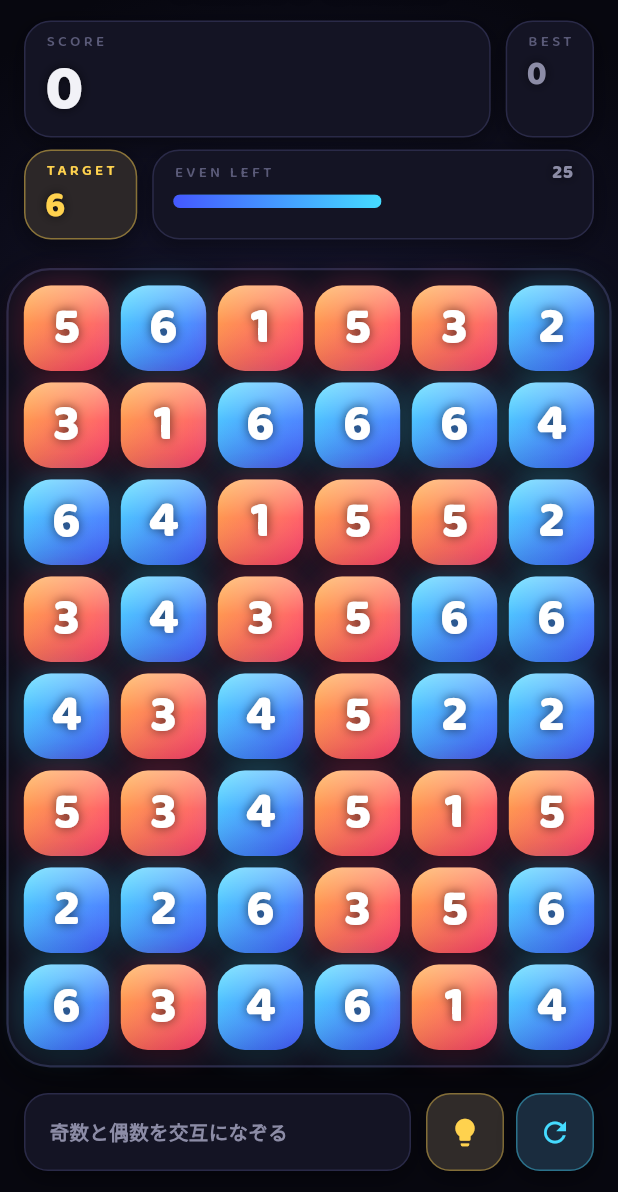
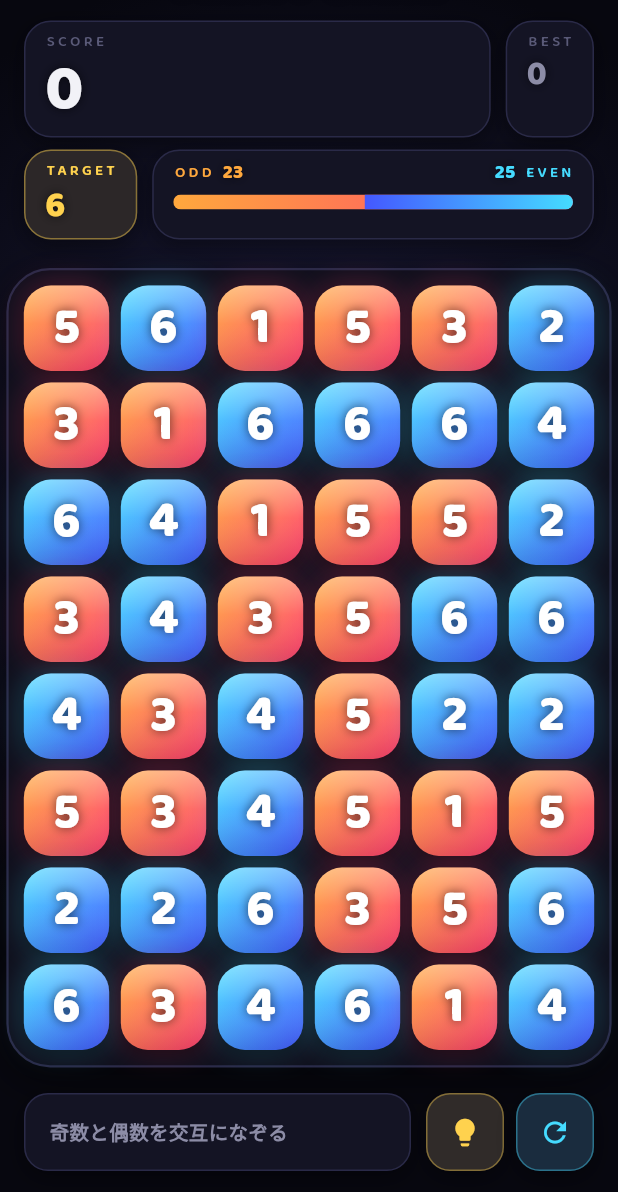
Before and after one commit to yun8686/merge_puzzle, a Flutter app: the screen it shows after launch, on a phone screen of 412 x 824 dp, the part 44-1236 px from its top. Run offline on Flutter 3.47's test engine with Material 3 defaults, Android fonts, the phone set to English and light mode, and no system bars.

Commit message:
偶数の残量表示を、奇数と偶数の比率表示に変える
盤面は常に埋まっているので、奇数と偶数で1本のバーを分け合える。片方が
伸びれば必ずもう片方が縮むため、どちらに傾いているかが一目で分かる。

- 左から奇数（暖色）、右から偶数（寒色）を伸ばし、境目を暗く落として
  切り替わりを立たせた。色はタイルと同じなので、凡例が要らない
- 中央に五分五分の基準線を引いた。傾きを読むための目印
- 両端に枚数を出す。ODD 23 / 25 EVEN の並び
- 偶数が18%を切ると、偶数側と数字が警告色になる（従来と同じ閾値）。
  チェインは必ず偶数を1枚以上使うので、危ないのは常に偶数側

比率を出すために Board.oddCount を足した。

Co-Authored-By: Claude Opus 5 <noreply@anthropic.com>
Claude-Session: https://claude.ai/code/session_01DNuuNZFX76WViboULconem

```diff
--- a/lib/game/board.dart
+++ b/lib/game/board.dart
@@ -320,6 +320,18 @@ class Board {
     return list;
   }
 
+  /// 盤面に残っている奇数タイルの数。偶数との比率を見せるのに使う。
+  int get oddCount {
+    var n = 0;
+    for (var r = 0; r < rows; r++) {
+      for (var c = 0; c < cols; c++) {
+        final t = grid[r][c];
+        if (t != null && t.isOdd) n++;
+      }
+    }
+    return n;
+  }
+
   /// 盤面に残っている偶数タイルの数。これが尽きると詰む。
   int get evenCount {
     var n = 0;
--- a/lib/ui/game_screen.dart
+++ b/lib/ui/game_screen.dart
@@ -69,8 +69,8 @@ class _GameScreenState extends State<GameScreen> {
                         const _TitleBar(),
                         _Header(controller: _controller, best: _best),
                         _StatusBar(
+                          oddCount: board.oddCount,
                           evenCount: board.evenCount,
-                          evenRatio: board.evenCount / board.tileCount,
                           requiredTotal: board.requiredTotal,
                         ),
                         Expanded(
@@ -210,20 +210,23 @@ class _Header extends StatelessWidget {
   }
 }
 
-/// 成立に必要な合計値と、偶数の残量。どちらも「あと何手遊べるか」の目安。
+/// 成立に必要な合計値と、奇数・偶数の比率。どちらも「あと何手遊べるか」の目安。
 class _StatusBar extends StatelessWidget {
   const _StatusBar({
+    required this.oddCount,
     required this.evenCount,
-    required this.evenRatio,
     required this.requiredTotal,
   });
 
+  final int oddCount;
   final int evenCount;
-  final double evenRatio;
   final int requiredTotal;
 
   @override
   Widget build(BuildContext context) {
+    final total = oddCount + evenCount;
+    final evenRatio = total == 0 ? 0.0 : evenCount / total;
+    // チェインは必ず偶数を1枚以上使うので、危ないのは常に偶数側。
     final danger = evenRatio < 0.18;
     return Padding(
       padding: const EdgeInsets.fromLTRB(16, 0, 16, 6),
@@ -252,26 +255,34 @@ class _StatusBar extends StatelessWidget {
                       Row(
                         children: [
                           Text(
-                            'EVEN LEFT',
-                            style: AppFont.label(
-                              10,
-                              color: danger ? Palette.danger : Palette.textDim,
+                            'ODD',
+                            style: AppFont.label(10, color: Palette.oddA),
                           ),
+                          const SizedBox(width: 6),
+                          Text(
+                            '$oddCount',
+                            style: AppFont.number(13, color: Palette.oddA),
                           ),
                           const Spacer(),
                           Text(
                             '$evenCount',
                             style: AppFont.number(
                               13,
-                              color: danger
-                                  ? Palette.danger
-                                  : Palette.textMuted,
+                              color: danger ? Palette.danger : Palette.evenA,
+                            ),
+                          ),
+                          const SizedBox(width: 6),
+                          Text(
+                            'EVEN',
+                            style: AppFont.label(
+                              10,
+                              color: danger ? Palette.danger : Palette.evenA,
                             ),
                           ),
                         ],
                       ),
                       const SizedBox(height: 8),
-                      _Meter(ratio: evenRatio, danger: danger),
+                      _ParityBar(evenRatio: evenRatio, danger: danger),
                     ],
                   ),
                 ),
@@ -284,29 +295,40 @@ class _StatusBar extends StatelessWidget {
   }
 }
 
-class _Meter extends StatelessWidget {
-  const _Meter({required this.ratio, required this.danger});
+/// 奇数と偶数で1本のバーを分け合う。盤面は常に埋まっているので、
+/// 片方が伸びれば必ずもう片方が縮む。どちらに傾いているかが一目で分かる。
+class _ParityBar extends StatelessWidget {
+  const _ParityBar({required this.evenRatio, required this.danger});
 
-  final double ratio;
+  final double evenRatio;
   final bool danger;
 
   @override
   Widget build(BuildContext context) {
-    final color = danger ? Palette.danger : Palette.evenA;
     return ClipRRect(
       borderRadius: BorderRadius.circular(6),
       child: SizedBox(
-        height: 9,
+        height: 10,
         child: TweenAnimationBuilder<double>(
-          tween: Tween(begin: 0, end: ratio.clamp(0.0, 1.0)),
+          tween: Tween(begin: 0.5, end: evenRatio.clamp(0.0, 1.0)),
           duration: const Duration(milliseconds: 350),
-          builder: (context, value, _) => Stack(
+          curve: Curves.easeOutCubic,
+          builder: (context, even, _) => Stack(
             children: [
+              // 下地は奇数。偶数を右から重ねるので、残りが奇数の幅になる。
               const Positioned.fill(
-                child: ColoredBox(color: Color(0xFF232338)),
+                child: DecoratedBox(
+                  decoration: BoxDecoration(
+                    gradient: LinearGradient(
+                      colors: [Palette.oddA, Palette.oddB],
                     ),
-              FractionallySizedBox(
-                widthFactor: value,
+                  ),
+                ),
+              ),
+              Align(
+                alignment: Alignment.centerRight,
+                child: FractionallySizedBox(
+                  widthFactor: even,
                   heightFactor: 1,
                   child: DecoratedBox(
                     decoration: BoxDecoration(
@@ -315,12 +337,25 @@ class _Meter extends StatelessWidget {
                             ? const [Palette.danger, Color(0xFFFF8A4E)]
                             : const [Palette.evenB, Palette.evenA],
                       ),
-                    boxShadow: [
-                      BoxShadow(
-                        color: color.withValues(alpha: 0.7),
-                        blurRadius: 10,
                     ),
-                    ],
+                  ),
+                ),
+              ),
+              // 境目を暗く落として、2色の切り替わりを立たせる。
+              Align(
+                alignment: Alignment(1 - even * 2, 0),
+                child: const SizedBox(
+                  width: 2,
+                  child: ColoredBox(color: Color(0xCC07070F)),
+                ),
+              ),
+              // 五分五分の位置。どちらに傾いているかの基準線。
+              Align(
+                alignment: Alignment.center,
+                child: SizedBox(
+                  width: 1,
+                  child: ColoredBox(
+                    color: Colors.white.withValues(alpha: 0.35),
                   ),
                 ),
               ),
```
Also changed, not shown: 2 other files. Lines whose indentation alone changed are shown as unchanged.
